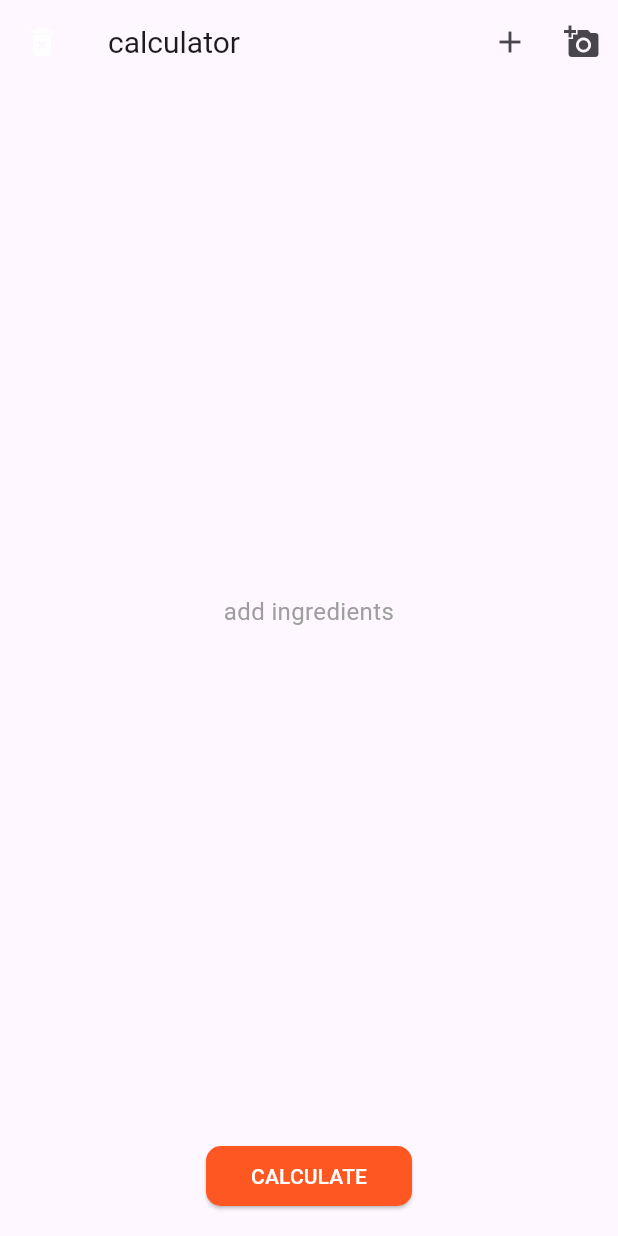
After one commit to giogithub89/scanner, a Flutter app: the Calculator screen opened directly, on a phone screen of 412 x 824 dp. The commit adds this screen. Run offline on Flutter 3.47's test engine with Material 3 defaults, Android fonts, the phone set to English and light mode, and no system bars; our stand-ins replace image_cropper, image_picker; missing offline and left inert: google_mlkit_text_recognition.

Commit message:
add Calculator.dart

```diff
--- /dev/null
+++ b/lib/Calculator.dart
@@ -0,0 +1,144 @@
+import 'package:flutter/material.dart';
+
+import 'buttons/SaveButton.dart';
+import 'model/ingredientsListModel.dart';
+
+class Calculator extends StatefulWidget {
+  final List<IngredientList>? recipeList;
+  const Calculator({super.key, this.recipeList});
+
+  @override
+  State<Calculator> createState() => _CalculatorState();
+}
+
+class _CalculatorState extends State<Calculator> {
+  List<IngredientList> ingList = [];
+
+
+  @override
+  void initState() {
+    super.initState();
+    ingList = (widget.recipeList ?? []);
+  }
+
+
+  @override
+  Widget build(BuildContext context) {
+      return Scaffold(
+        appBar: AppBar(
+          title: Text('calculator',
+              style: TextStyle(fontSize:  20)),
+          actions: <Widget>[
+            IconButton(
+              icon: const Icon(
+                Icons.add,
+              ),
+              onPressed: (){},
+            ),
+            IconButton(
+              icon: const Icon(
+                Icons.add_a_photo,
+              ),
+              onPressed: (){},
+            ),
+          ],
+          leading: Builder(
+            builder: (BuildContext context) {
+              return IconButton(
+                  icon: Icon( Icons.delete_forever,
+                    color: ingList.isEmpty ? Colors.white : Colors.black87,
+                  ),
+                  onPressed: (){
+                    if(ingList.isEmpty){
+                      return;
+                    }else{
+
+                    }
+                  }
+              );
+            }, //
+          ),
+        ),
+        body: Column(
+          children: [
+            Expanded(
+              child: SizedBox(
+                height: MediaQuery.of(context).size.height * 0.70,
+                child: ingList.isEmpty ? Center(
+                  child: Padding(
+                    padding: const EdgeInsets.all(12.0),
+                    child: Text('add ingredients',
+                      textAlign: TextAlign.center,
+                      style: TextStyle(
+                          fontSize: 16,
+                          color: Colors.grey),
+                    ),
+                  ),
+                )
+                    : ListView.builder(
+                  itemBuilder: (context, index) {
+                    return rowItems(context, index);
+                  },
+                  itemCount: ingList.length,
+                ),
+              ),
+            ),
+            Padding(
+              padding: const EdgeInsets.only(bottom: 8.0),
+              child: SaveButton(
+                text: 'calculate'.toUpperCase(),
+                onPressed: () {
+                  if(ingList.isEmpty){
+                    //emptyListDialog(context);
+                    return;
+                  }else{
+                    //_showModalBottomSheet(context);
+                  }
+                },
+                /* style: ingList.isEmpty ? ElevatedButton.styleFrom(backgroundColor: Colors.deepOrange.shade100)
+                      : ElevatedButton.styleFrom(backgroundColor: Colors.deepOrange),*/
+
+              ),
+            ),
+          ],
+        )
+        );
+  }
+  Widget rowItems(context, index) {
+    return Dismissible(
+      key: Key(ingList[index].name),
+      onDismissed: (direction) {
+        var ingredient = ingList[index];
+
+      },
+      background: deleteBgItem(),
+      child: Card(
+        margin: const EdgeInsets.all(5),
+        elevation: 2,
+        child: Padding(
+          padding: const EdgeInsets.all(10.0),
+          child: Row(
+            mainAxisAlignment: MainAxisAlignment.spaceBetween,
+            children: [
+              Container(
+                margin: const EdgeInsets.only(left: 5.0),
+                child: Text(
+                  ingList[index].name,
+                  style: const TextStyle(fontWeight: FontWeight.bold),
+                ),
+              ),
+              Text(
+                ingList[index].quantity,
+                style: const TextStyle(fontSize: 18),
+              ),
+            ],
+          ),
+        ),
+      ),
+    );
+  }
+
+  deleteBgItem(){
+
+  }
+}
--- a/lib/RecipeScanner.dart
+++ b/lib/RecipeScanner.dart
@@ -180,7 +180,7 @@ class _RecipeScannerState extends State<RecipeScanner> with WidgetsBindingObserv
                             onPressed: () {
                               /*Navigator.pushReplacement(context, MaterialPageRoute(builder: (context)=>
                               MainPage(currentIndex: 1, recipeList: ingList)));*/
-                            }, text: 'add_calculator'),
+                            }, text: 'add to calculator'),
                       ],
                     ),
                 ),
```
